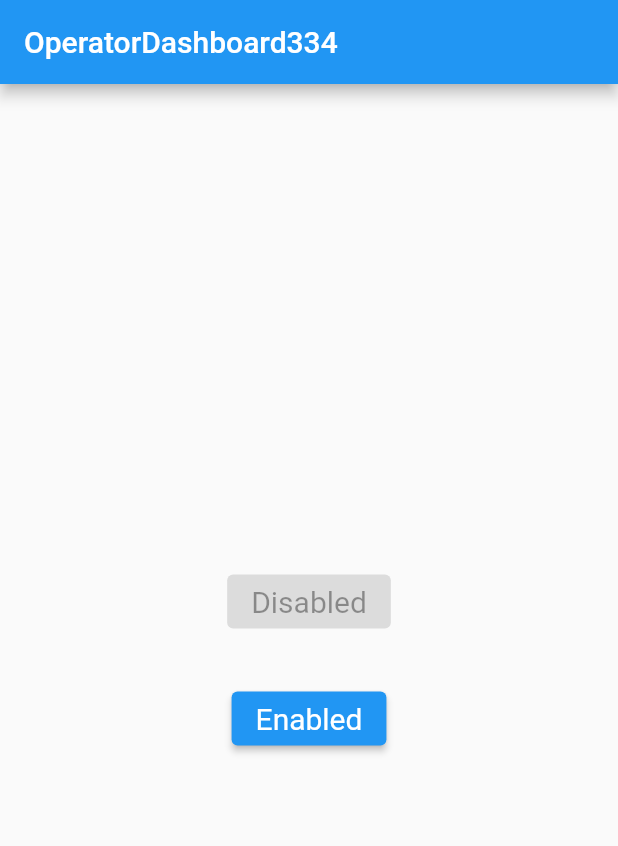
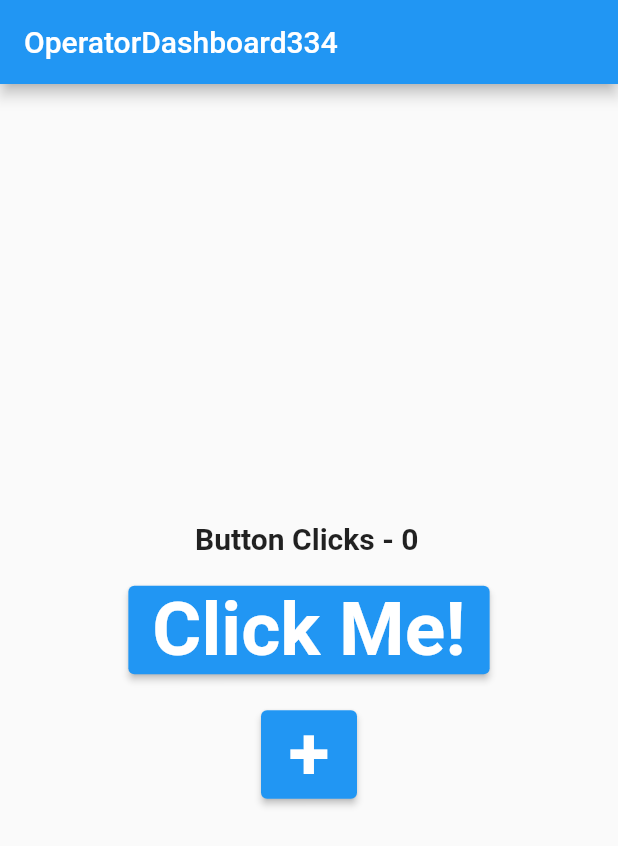
Before and after one commit to Team334/OperatorDashboard334, a Flutter app: the screen it shows after launch, on a phone screen of 412 x 824 dp. Shown: the top 846 px of the screen. Run offline on Flutter 3.47's test engine with Material 2 defaults, Android fonts, the phone set to English and light mode, and no system bars.

Commit message:
Used Buttons to Call Functions

```diff
--- a/lib/main.dart
+++ b/lib/main.dart
@@ -31,25 +31,50 @@ class MyStatefulWidget extends StatefulWidget {
 }
 
 class _MyStatefulWidgetState extends State<MyStatefulWidget> {
+   int count = 0;
+   int increment = 1;
+
+    void incrementCounter() {
+    setState(() {
+      count += increment;
+    });
+  }
+
+
+    void incrementAdder() {
+    setState(() {
+      increment++;
+    });
+  }
+
   @override
   Widget build(BuildContext context) {
     final ButtonStyle style =
         ElevatedButton.styleFrom(textStyle: const TextStyle(fontSize: 20));
-
     return Center(
       child: Column(
         mainAxisSize: MainAxisSize.min,
         children: <Widget>[
+          SelectableText(
+           'Button Clicks - ${count}',
+             textAlign: TextAlign.center,
+             style: TextStyle(fontWeight: FontWeight.bold, fontSize: 20),
+          ),
+          const SizedBox(height: 20),
           ElevatedButton(
             style: style,
-            onPressed: null,
-            child: const Text('Disabled'),
+            onPressed: () => {incrementCounter()},
+            child: new Text('Click Me!', style: TextStyle(fontWeight: FontWeight.bold, fontSize: 50)),
           ),
-          const SizedBox(height: 30),
+          Icon(
+            null
+            ),
           ElevatedButton(
             style: style,
-            onPressed: () {},
-            child: const Text('Enabled'),
+            onPressed: () => {incrementAdder()},
+            child: new Text('+',
+            textAlign:  TextAlign.justify,
+            style: TextStyle(fontWeight: FontWeight.bold, fontSize: 50)),
           ),
         ],
       ),
```
